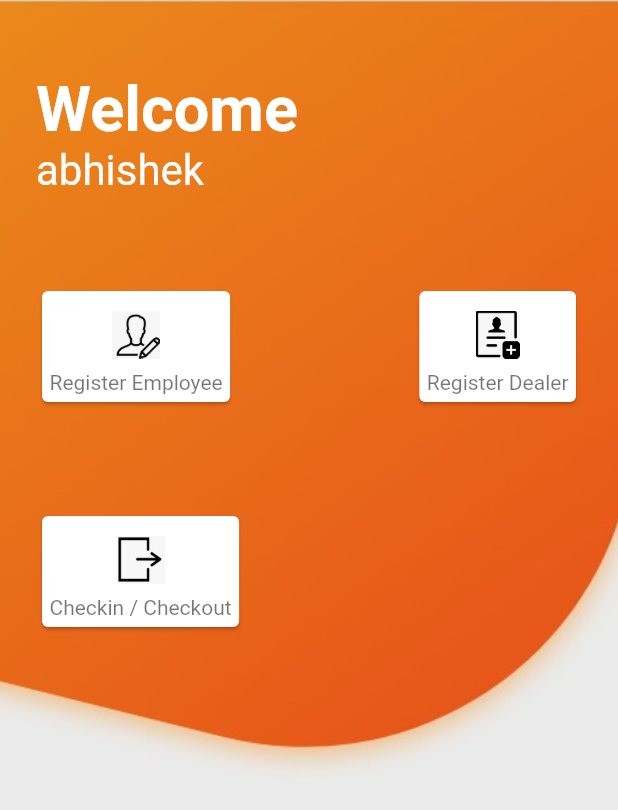
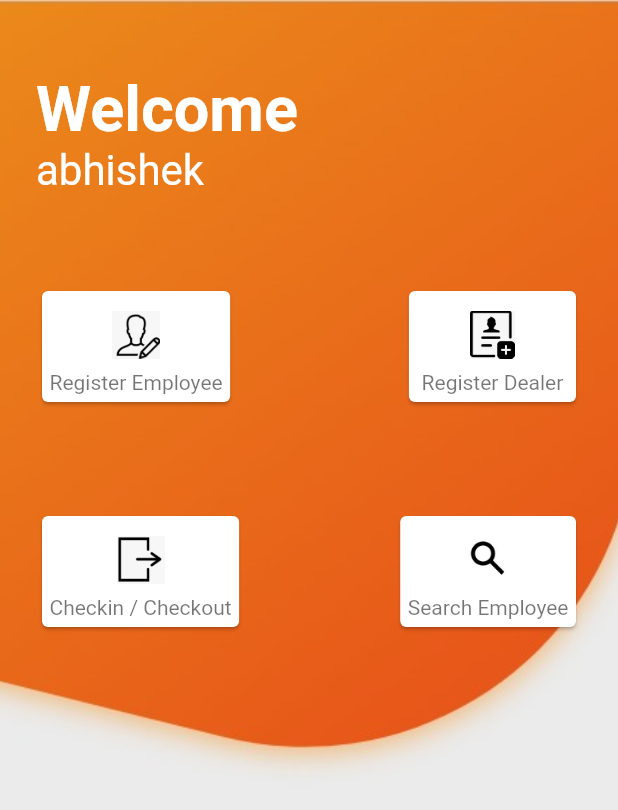
Before and after one commit to tanmaydewan/jt, a Flutter app: the HomeScreen screen opened directly, on a phone screen of 412 x 824 dp. Shown: the top 810 px of the screen. Run offline on Flutter 3.47's test engine with Material 2 defaults, Android fonts, the light colour scheme and no system bars; our stand-ins replace flutter_mobx, geolocator, google_maps_flutter, image_picker, parse_server_sdk_flutter.

Commit message:
search option on home added

```diff
--- a/lib/screens/homescreen.dart
+++ b/lib/screens/homescreen.dart
@@ -2,6 +2,7 @@ import 'package:flutter/material.dart';
 import 'package:just_in_time/screens/employeeRegistration.dart';
 import 'package:just_in_time/screens/nearbyDealers.dart';
 import 'package:just_in_time/screens/registration_Screen.dart';
+import 'package:just_in_time/screens/searchScreen/searchEmployee.dart';
 import 'package:just_in_time/widgets/empty_app_bar_widget.dart';
 import 'package:just_in_time/widgets/progress_indicator_widget.dart';
 import 'package:parse_server_sdk_flutter/parse_server_sdk.dart';
@@ -117,7 +118,6 @@ class _HomeScreenState extends State<HomeScreen> {
   Widget _optionsWidgetRow1() {
     return SizedBox(
         height: 150,
-        width: 150, // Some height
         child: Row(
           crossAxisAlignment: CrossAxisAlignment.start,
           mainAxisSize: MainAxisSize.min,
@@ -159,8 +159,8 @@ class _HomeScreenState extends State<HomeScreen> {
                                     height: 50,
                                     width: 50,
                                   )),
-                              Text("Register Dealer",
-                                  textAlign: TextAlign.left,
+                              Text("Register Dealer  ",
+                                  textAlign: TextAlign.center,
                                   textScaleFactor: 1.0,
                                   style: TextStyle(color: Colors.black54))
                             ]))))
@@ -171,7 +171,6 @@ class _HomeScreenState extends State<HomeScreen> {
   Widget _optionsWidgetRow2() {
     return SizedBox(
         height: 150,
-        width: 150,
         child: Row(
           crossAxisAlignment: CrossAxisAlignment.start,
           mainAxisSize: MainAxisSize.min,
@@ -197,6 +196,27 @@ class _HomeScreenState extends State<HomeScreen> {
                                   textScaleFactor: 1.0,
                                   style: TextStyle(color: Colors.black54))
                             ])))),
+            Spacer(),
+            GestureDetector(
+                onTap: () => {_didTapOnSearchEmployee(context)},
+                child: Card(
+                    child: Padding(
+                        padding: const EdgeInsets.all(5.0),
+                        child: Column(
+                            mainAxisSize: MainAxisSize.min,
+                            children: <Widget>[
+                              IconButton(
+                                  onPressed: null,
+                                  icon: Image.asset(
+                                    "assets/search_icon.png",
+                                    height: 50,
+                                    width: 50,
+                                  )),
+                              Text("Search Employee",
+                                  textAlign: TextAlign.left,
+                                  textScaleFactor: 1.0,
+                                  style: TextStyle(color: Colors.black54))
+                            ]))))
           ],
         ));
   }
@@ -221,6 +241,8 @@ class _HomeScreenState extends State<HomeScreen> {
         .push(MaterialPageRoute(builder: (context) => NearbyDealersScreen()));
   }
 
+  void _didTapOnSearchEmployee(BuildContext context) {}
+
   void _showErrorMessage(String message, BuildContext context) {
     if (message.isNotEmpty) {
       showDialog<void>(
```
Also changed, not shown: assets/search_icon.png (added).
